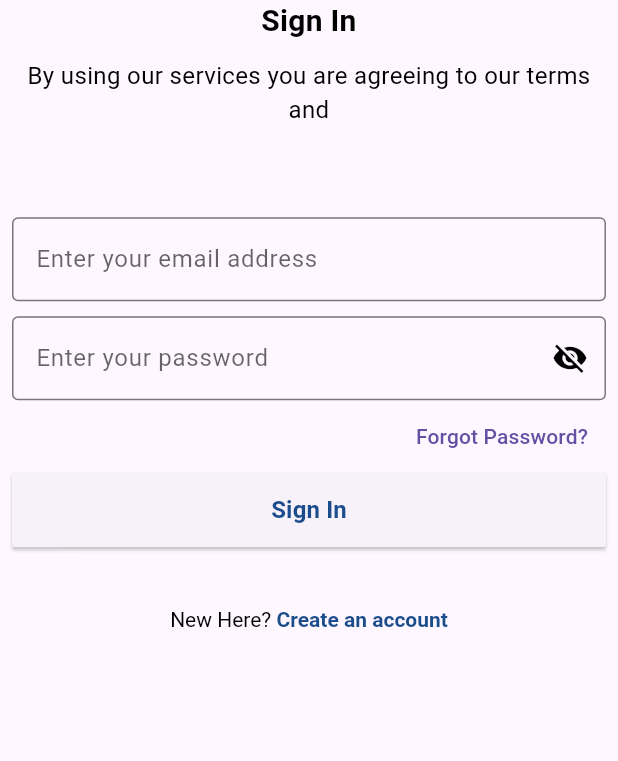
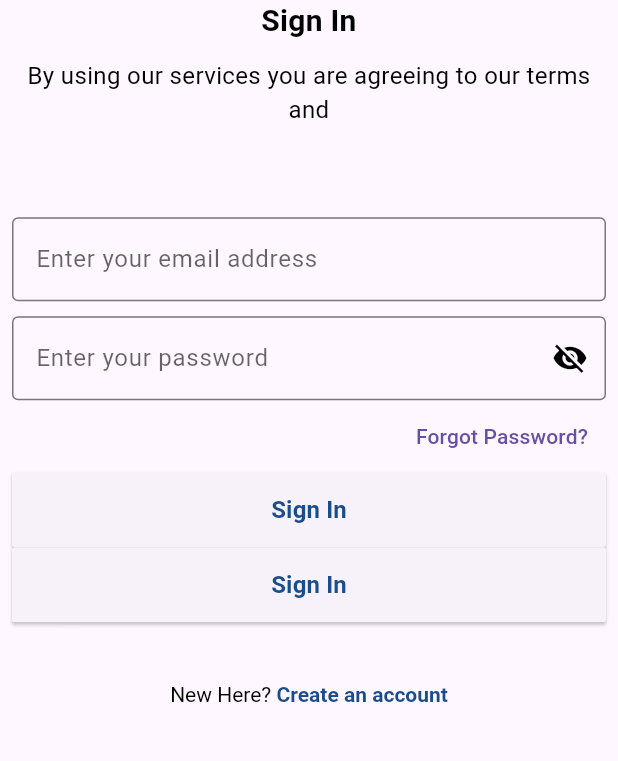
Before and after one commit to iotmehedi/antt_robotics, a Flutter app: the screen it shows after launch, on a phone screen of 412 x 824 dp, the part 383-1144 px from its top. Run offline on Flutter 3.47's test engine with Material 3 defaults, Android fonts, the phone set to English and light mode, and no system bars; our stand-ins replace cloud_firestore, firebase_auth, firebase_core, flutter_riverpod, get_it, google_sign_in and 4 more; accounts and stored records are empty.

Commit message:
antt robot

```diff
--- a/lib/core/routes/router.dart
+++ b/lib/core/routes/router.dart
@@ -64,7 +64,7 @@ class RouteGenerator {
         );
       case Routes.signInScreen:
         return MaterialPageRoute(
-          builder: (context) => const SigninScreen(),
+          builder: (context) => SigninScreen(),
         );
       case Routes.signupScreen:
         return MaterialPageRoute(
--- a/lib/features/features/forgot_password_screen/forgot_password_screen.dart
+++ b/lib/features/features/forgot_password_screen/forgot_password_screen.dart
@@ -79,7 +79,7 @@ class ForgotPasswordScreen extends ConsumerWidget {
                             email: widgetRef.watch(email.notifier).state,
                           );
                       if (!context.mounted) return;
-                      RouteGenerator.pushNamed(context, Routes.dashboard);
+                      // RouteGenerator.pushNamed(context, Routes.dashboard);
                       snackbar(
                           message: "Successfully send email",
                           context: context,
--- a/lib/features/features/signin_page.dart
+++ b/lib/features/features/signin_page.dart
@@ -3,6 +3,7 @@ import 'package:flutter/gestures.dart';
 import 'package:flutter/material.dart';
 import 'package:flutter/widgets.dart';
 import 'package:flutter_riverpod/flutter_riverpod.dart';
+import 'package:google_sign_in/google_sign_in.dart';
 import 'package:interective_cares_task/core/utils/consts/app_assets.dart';
 import 'package:interective_cares_task/core/utils/consts/app_colors.dart';
 import 'package:interective_cares_task/core/utils/consts/textStyle.dart';
@@ -16,7 +17,7 @@ import '../../core/routes/router.dart';
 import '../core/common_widgets/others_widget/input_textfield_widget.dart';
 
 class SigninScreen extends ConsumerWidget {
-  const SigninScreen({super.key});
+  SigninScreen({super.key});
 
   @override
   Widget build(BuildContext context, WidgetRef widgetRef) {
@@ -116,6 +117,17 @@ class SigninScreen extends ConsumerWidget {
                     // RouteGenerator.pushNamed(context, Routes.dashboard);
                   },
                 ),
+
+                ElevatedButtonWidget(
+                  buttonKeyWord: 'Sign In',
+                  textColor: AppColors.blurDark,
+                  textFontSize: 16.0,
+                  textFontWeight: FontWeight.bold,
+                  buttonWidth: double.infinity,
+                  buttonHeight: 50.0,
+                  callback: () => _handleSignIn(context),
+                ),
+
                 40.ph,
                 RichText(
                   text: TextSpan(
@@ -143,4 +155,31 @@ class SigninScreen extends ConsumerWidget {
       ),
     );
   }
+
+  final GoogleSignIn _googleSignIn = GoogleSignIn();
+
+  void _handleSignIn(BuildContext context) async {
+    try {
+      final GoogleSignInAccount? googleSignInAccount =
+          await _googleSignIn.signIn();
+      if (googleSignInAccount != null) {
+        // Successfully signed in
+        ScaffoldMessenger.of(context).showSnackBar(SnackBar(
+          content: Text(
+              "Signed in successfully: ${googleSignInAccount.displayName}"),
+        ));
+      } else {
+        // User canceled the sign-in
+        ScaffoldMessenger.of(context).showSnackBar(SnackBar(
+          content: Text("Sign in canceled"),
+        ));
+      }
+    } catch (error) {
+      print("Error signing in with Google: $error");
+      // Handle sign-in errors
+      ScaffoldMessenger.of(context).showSnackBar(SnackBar(
+        content: Text("Error signing in with Google: $error"),
+      ));
+    }
+  }
 }
```
Also changed, not shown: pubspec.yaml (+3 -6 lines), pubspec.lock, 2 other files.
